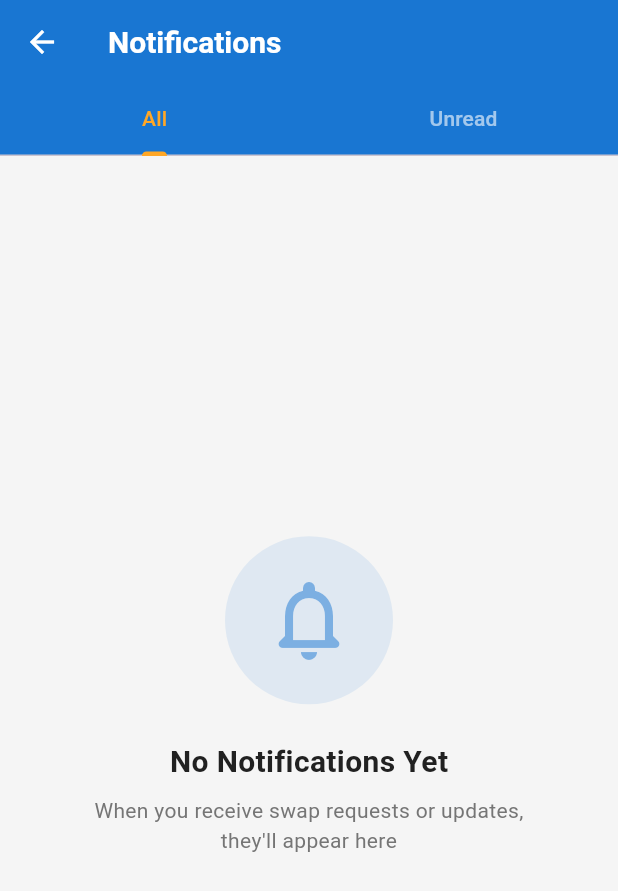
After one commit to Innocent-Gershon/book_swap_mobile_dev, a Flutter app: the screen it shows once a user with an empty profile is signed in, after a tap on the "notifications" icon, on a phone screen of 412 x 824 dp. The commit adds this screen. Shown: the top 891 px of the screen. Run offline on Flutter 3.47's test engine with Material 3 defaults, Android fonts, the phone set to English and light mode, and no system bars; our stand-ins replace cloud_firestore, dartz, equatable, firebase_auth, firebase_core, firebase_storage and 7 more; accounts and stored records are empty; network calls fail.

Commit message:
notification system integrated and provides a much better user experience

```diff
--- a/lib/core/routes/app_router.dart
+++ b/lib/core/routes/app_router.dart
@@ -6,6 +6,7 @@ import 'package:book_swap/presentation/pages/main_wrapper.dart';
 import 'package:book_swap/presentation/pages/my_listings_page.dart';
 import 'package:book_swap/presentation/pages/post_book_page.dart';
 import 'package:book_swap/presentation/pages/settings_page.dart';
+import 'package:book_swap/presentation/pages/notifications_page.dart';
 import 'package:book_swap/presentation/pages/auth/welcome_page.dart';
 import 'package:book_swap/presentation/pages/auth/signin_page.dart';
 import 'package:book_swap/presentation/pages/auth/signup_page.dart';
@@ -127,6 +128,10 @@ final goRouterProvider = Provider<GoRouter>((ref) {
           return ChatDetailPage(chatId: chatId);
         },
       ),
+      GoRoute(
+        path: '/notifications',
+        builder: (context, state) => const NotificationsPage(),
+      ),
     ],
     redirect: (context, state) {
       final user = AuthService.currentUser;
--- a/lib/presentation/pages/browse_listings_page.dart
+++ b/lib/presentation/pages/browse_listings_page.dart
@@ -6,6 +6,7 @@ import '../providers/book_provider.dart';
 import '../theme/app_colors.dart';
 import '../../data/models/book_model.dart';
 import '../../services/auth_service.dart';
+import '../../services/notification_service.dart';
 import '../widgets/book/enhanced_book_card.dart';
 
 final swapServiceProvider = Provider((ref) => SwapService());
@@ -84,6 +85,8 @@ class _BrowseListingsPageState extends ConsumerState<BrowseListingsPage> {
   }
 
   Widget _buildHeader() {
+    final currentUser = AuthService.currentUser;
+
     return Row(
       children: [
         Container(
@@ -106,6 +109,60 @@ class _BrowseListingsPageState extends ConsumerState<BrowseListingsPage> {
             ],
           ),
         ),
+        if (currentUser != null)
+          StreamBuilder<int>(
+            stream: NotificationService().getUnreadCountStream(currentUser.uid),
+            builder: (context, snapshot) {
+              final unreadCount = snapshot.data ?? 0;
+              return Stack(
+                clipBehavior: Clip.none,
+                children: [
+                  IconButton(
+                    icon: const Icon(Icons.notifications_outlined, color: Colors.white, size: 22),
+                    onPressed: () => context.push('/notifications'),
+                    padding: EdgeInsets.zero,
+                    constraints: const BoxConstraints(),
+                  ),
+                  if (unreadCount > 0)
+                    Positioned(
+                      right: -2,
+                      top: -2,
+                      child: Container(
+                        padding: const EdgeInsets.all(4),
+                        decoration: BoxDecoration(
+                          gradient: const LinearGradient(
+                            colors: [Color(0xFFEF4444), Color(0xFFDC2626)],
+                          ),
+                          shape: BoxShape.circle,
+                          boxShadow: [
+                            BoxShadow(
+                              color: const Color(0xFFEF4444).withValues(alpha: 0.5),
+                              blurRadius: 8,
+                              offset: const Offset(0, 2),
+                            ),
+                          ],
+                        ),
+                        constraints: const BoxConstraints(
+                          minWidth: 18,
+                          minHeight: 18,
+                        ),
+                        child: Center(
+                          child: Text(
+                            unreadCount > 99 ? '99+' : unreadCount.toString(),
+                            style: const TextStyle(
+                              color: Colors.white,
+                              fontSize: 9,
+                              fontWeight: FontWeight.w700,
+                            ),
+                          ),
+                        ),
+                      ),
+                    ),
+                ],
+              );
+            },
+          ),
+        const SizedBox(width: 8),
         IconButton(
           icon: const Icon(Icons.search, color: Colors.white, size: 22),
           onPressed: () => setState(() => _isSearching = true),
--- /dev/null
+++ b/lib/presentation/pages/notifications_page.dart
@@ -0,0 +1,364 @@
+import 'package:flutter/material.dart';
+import 'package:flutter_riverpod/flutter_riverpod.dart';
+import 'package:go_router/go_router.dart';
+import 'package:intl/intl.dart';
+import '../../services/auth_service.dart';
+import '../../services/notification_service.dart';
+import '../theme/app_colors.dart';
+
+class NotificationsPage extends ConsumerStatefulWidget {
+  const NotificationsPage({super.key});
+
+  @override
+  ConsumerState<NotificationsPage> createState() => _NotificationsPageState();
+}
+
+class _NotificationsPageState extends ConsumerState<NotificationsPage> with SingleTickerProviderStateMixin {
+  late TabController _tabController;
+
+  @override
+  void initState() {
+    super.initState();
+    _tabController = TabController(length: 2, vsync: this);
+  }
+
+  @override
+  void dispose() {
+    _tabController.dispose();
+    super.dispose();
+  }
+
+  @override
+  Widget build(BuildContext context) {
+    final currentUser = AuthService.currentUser;
+
+    if (currentUser == null) {
+      return Scaffold(
+        backgroundColor: Theme.of(context).scaffoldBackgroundColor,
+        appBar: AppBar(title: const Text('Notifications')),
+        body: const Center(child: Text('Please sign in to view notifications')),
+      );
+    }
+
+    return Scaffold(
+      backgroundColor: Theme.of(context).scaffoldBackgroundColor,
+      appBar: AppBar(
+        backgroundColor: Theme.of(context).appBarTheme.backgroundColor,
+        foregroundColor: Theme.of(context).appBarTheme.foregroundColor,
+        elevation: 0,
+        title: const Text('Notifications', style: TextStyle(fontSize: 20, fontWeight: FontWeight.w600)),
+        bottom: TabBar(
+          controller: _tabController,
+          indicatorColor: AppColors.accent,
+          labelColor: AppColors.accent,
+          unselectedLabelColor: Colors.white.withValues(alpha: 0.6),
+          tabs: const [
+            Tab(text: 'All'),
+            Tab(text: 'Unread'),
+          ],
+        ),
+      ),
+      body: TabBarView(
+        controller: _tabController,
+        children: [
+          _NotificationsList(userId: currentUser.uid, showUnreadOnly: false),
+          _NotificationsList(userId: currentUser.uid, showUnreadOnly: true),
+        ],
+      ),
+    );
+  }
+}
+
+class _NotificationsList extends ConsumerWidget {
+  final String userId;
+  final bool showUnreadOnly;
+
+  const _NotificationsList({required this.userId, required this.showUnreadOnly});
+
+  @override
+  Widget build(BuildContext context, WidgetRef ref) {
+    return StreamBuilder<List<Map<String, dynamic>>>(
+      stream: NotificationService().getNotificationsStream(userId),
+      builder: (context, snapshot) {
+        if (snapshot.connectionState == ConnectionState.waiting) {
+          return Center(child: CircularProgressIndicator(color: AppColors.primary));
+        }
+
+        if (snapshot.hasError) {
+          return Center(
+            child: Column(
+              mainAxisAlignment: MainAxisAlignment.center,
+              children: [
+                Icon(Icons.error_outline, size: 48, color: AppColors.error),
+                const SizedBox(height: 16),
+                Text('Failed to load notifications', style: TextStyle(fontSize: 16, color: AppColors.textPrimary)),
+              ],
+            ),
+          );
+        }
+
+        var notifications = snapshot.data ?? [];
+
+        if (showUnreadOnly) {
+          notifications = notifications.where((n) => n['isRead'] == false).toList();
+        }
+
+        if (notifications.isEmpty) {
+          return Center(
+            child: Column(
+              mainAxisAlignment: MainAxisAlignment.center,
+              children: [
+                Container(
+                  padding: const EdgeInsets.all(24),
+                  decoration: BoxDecoration(
+                    color: AppColors.primary.withValues(alpha: 0.1),
+                    shape: BoxShape.circle,
+                  ),
+                  child: Icon(
+                    Icons.notifications_none_rounded,
+                    size: 64,
+                    color: AppColors.primary.withValues(alpha: 0.5),
+                  ),
+                ),
+                const SizedBox(height: 24),
+                Text(
+                  showUnreadOnly ? 'No Unread Notifications' : 'No Notifications Yet',
+                  style: TextStyle(
+                    fontSize: 20,
+                    fontWeight: FontWeight.w600,
+                    color: AppColors.textPrimary,
+                  ),
+                ),
+                const SizedBox(height: 8),
+                Text(
+                  showUnreadOnly
+                      ? 'You\'re all caught up!'
+                      : 'When you receive swap requests or updates,\nthey\'ll appear here',
+                  style: TextStyle(
+                    fontSize: 14,
+                    color: AppColors.textSecondary,
+                  ),
+                  textAlign: TextAlign.center,
+                ),
+              ],
+            ),
+          );
+        }
+
+        return ListView.builder(
+          padding: const EdgeInsets.all(16),
+          itemCount: notifications.length,
+          itemBuilder: (context, index) {
+            final notification = notifications[index];
+            return _NotificationCard(
+              notification: notification,
+              onTap: () => _handleNotificationTap(context, notification),
+            );
+          },
+        );
+      },
+    );
+  }
+
+  void _handleNotificationTap(BuildContext context, Map<String, dynamic> notification) async {
+    // Mark as read
+    if (notification['isRead'] == false) {
+      await NotificationService().markAsRead(notification['id']);
+    }
+
+    final type = notification['type'];
+
+    if (type == 'swap_request') {
+      context.go('/my-listings');
+    } else if (type == 'swap_accepted' || type == 'swap_rejected') {
+      context.go('/my-listings');
+    }
+  }
+}
+
+class _NotificationCard extends StatelessWidget {
+  final Map<String, dynamic> notification;
+  final VoidCallback onTap;
+
+  const _NotificationCard({required this.notification, required this.onTap});
+
+  @override
+  Widget build(BuildContext context) {
+    final type = notification['type'] as String;
+    final isRead = notification['isRead'] as bool;
+    final timestamp = notification['createdAt'];
+
+    IconData icon;
+    Color iconColor;
+    Color bgColor;
+
+    switch (type) {
+      case 'swap_request':
+        icon = Icons.swap_horiz_rounded;
+        iconColor = AppColors.accent;
+        bgColor = AppColors.accent.withValues(alpha: 0.1);
+        break;
+      case 'swap_accepted':
+        icon = Icons.check_circle_rounded;
+        iconColor = AppColors.success;
+        bgColor = AppColors.success.withValues(alpha: 0.1);
+        break;
+      case 'swap_rejected':
+        icon = Icons.cancel_rounded;
+        iconColor = AppColors.error;
+        bgColor = AppColors.error.withValues(alpha: 0.1);
+        break;
+      case 'swap_request_sent':
+        icon = Icons.send_rounded;
+        iconColor = AppColors.primary;
+        bgColor = AppColors.primary.withValues(alpha: 0.1);
+        break;
+      default:
+        icon = Icons.notifications_rounded;
+        iconColor = AppColors.primary;
+        bgColor = AppColors.primary.withValues(alpha: 0.1);
+    }
+
+    return Container(
+      margin: const EdgeInsets.only(bottom: 12),
+      decoration: BoxDecoration(
+        color: isRead ? AppColors.card : AppColors.card.withValues(alpha: 0.8),
+        borderRadius: BorderRadius.circular(16),
+        border: Border.all(
+          color: isRead ? AppColors.divider : iconColor.withValues(alpha: 0.3),
+          width: isRead ? 1 : 2,
+        ),
+        boxShadow: [
+          BoxShadow(
+            color: Colors.black.withValues(alpha: 0.05),
+            blurRadius: 8,
+            offset: const Offset(0, 2),
+          ),
+        ],
+      ),
+      child: Material(
+        color: Colors.transparent,
+        child: InkWell(
+          onTap: onTap,
+          borderRadius: BorderRadius.circular(16),
+          child: Padding(
+            padding: const EdgeInsets.all(16),
+            child: Row(
+              crossAxisAlignment: CrossAxisAlignment.start,
+              children: [
+                Container(
+                  padding: const EdgeInsets.all(12),
+                  decoration: BoxDecoration(
+                    color: bgColor,
+                    borderRadius: BorderRadius.circular(12),
+                  ),
+                  child: Icon(icon, color: iconColor, size: 24),
+                ),
+                const SizedBox(width: 16),
+                Expanded(
+                  child: Column(
+                    crossAxisAlignment: CrossAxisAlignment.start,
+                    children: [
+                      Row(
+                        children: [
+                          Expanded(
+                            child: Text(
+                              notification['title'] ?? 'Notification',
+                              style: TextStyle(
+                                fontSize: 16,
+                                fontWeight: isRead ? FontWeight.w500 : FontWeight.w700,
+                                color: AppColors.textPrimary,
+                              ),
+                            ),
+                          ),
+                          if (!isRead)
+                            Container(
+                              width: 8,
+                              height: 8,
+                              decoration: BoxDecoration(
+                                color: iconColor,
+                                shape: BoxShape.circle,
+                              ),
+                            ),
+                        ],
+                      ),
+                      const SizedBox(height: 6),
+                      Text(
+                        notification['message'] ?? '',
+                        style: TextStyle(
+                          fontSize: 14,
+                          color: AppColors.textSecondary,
+                          height: 1.4,
+                        ),
+                      ),
+                      if (notification['bookTitle'] != null) ...[
+                        const SizedBox(height: 8),
+                        Container(
+                          padding: const EdgeInsets.symmetric(horizontal: 10, vertical: 6),
+                          decoration: BoxDecoration(
+                            color: AppColors.primary.withValues(alpha: 0.1),
+                            borderRadius: BorderRadius.circular(8),
+                          ),
+                          child: Row(
+                            mainAxisSize: MainAxisSize.min,
+                            children: [
+                              Icon(Icons.book_rounded, size: 14, color: AppColors.primary),
+                              const SizedBox(width: 6),
+                              Flexible(
+                                child: Text(
+                                  notification['bookTitle'],
+                                  style: TextStyle(
+                                    fontSize: 13,
+                                    fontWeight: FontWeight.w600,
+                                    color: AppColors.primary,
+                                  ),
+                                  maxLines: 1,
+                                  overflow: TextOverflow.ellipsis,
+                                ),
+                              ),
+                            ],
+                          ),
+                        ),
+                      ],
+                      const SizedBox(height: 8),
+                      Text(
+                        _formatTimestamp(timestamp),
+                        style: TextStyle(
+                          fontSize: 12,
+                          color: AppColors.textHint,
+                        ),
+                      ),
+                    ],
+                  ),
+                ),
+              ],
+            ),
+          ),
+        ),
+      ),
+    );
+  }
+
+  String _formatTimestamp(dynamic timestamp) {
+    if (timestamp == null) return '';
+    try {
+      final DateTime dateTime = timestamp.toDate();
+      final now = DateTime.now();
+      final difference = now.difference(dateTime);
+
+      if (difference.inMinutes < 1) {
+        return 'Just now';
+      } else if (difference.inMinutes < 60) {
+        return '${difference.inMinutes}m ago';
+      } else if (difference.inHours < 24) {
+        return '${difference.inHours}h ago';
+      } else if (difference.inDays < 7) {
+        return '${difference.inDays}d ago';
+      } else {
+        return DateFormat('MMM d, yyyy').format(dateTime);
+      }
+    } catch (e) {
+      return '';
+    }
+  }
+}
--- a/lib/presentation/providers/swap_provider.dart
+++ b/lib/presentation/providers/swap_provider.dart
@@ -112,12 +112,26 @@ class SwapService {
 
     await batch.commit();
 
+    // Get requester name
+    final requesterDoc = await _firestore.collection('users').doc(requesterId).get();
+    final requesterName = requesterDoc.data()?['name'] ?? 'Someone';
+
     // Create notification for book owner
     await NotificationService().createNotification(
       userId: ownerId,
       type: 'swap_request',
       title: 'New Swap Request',
-      message: 'Someone wants to swap your book "$bookTitle"',
+      message: '$requesterName wants to swap your book. Go to My Listings to accept or reject.',
+      swapId: swapRef.id,
+      bookTitle: bookTitle,
+    );
+
+    // Create notification for requester (confirmation)
+    await NotificationService().createNotification(
+      userId: requesterId,
+      type: 'swap_request_sent',
+      title: 'Swap Request Sent',
+      message: 'Your request for "$bookTitle" has been sent. Waiting for owner approval.',
       swapId: swapRef.id,
       bookTitle: bookTitle,
     );
--- a/lib/services/notification_service.dart
+++ b/lib/services/notification_service.dart
@@ -23,11 +23,10 @@ class NotificationService {
     });
   }
 
-  Stream<List<Map<String, dynamic>>> getUnreadNotificationsStream(String userId) {
+  Stream<List<Map<String, dynamic>>> getNotificationsStream(String userId) {
     return _firestore
         .collection('notifications')
         .where('userId', isEqualTo: userId)
-        .where('isRead', isEqualTo: false)
         .snapshots()
         .handleError((error) {
           print('Error loading notifications: $error');
@@ -54,6 +53,16 @@ class NotificationService {
         });
   }
 
+  Stream<List<Map<String, dynamic>>> getUnreadNotificationsStream(String userId) {
+    return getNotificationsStream(userId).map(
+      (notifications) => notifications.where((n) => n['isRead'] == false).toList(),
+    );
+  }
+
+  Stream<int> getUnreadCountStream(String userId) {
+    return getUnreadNotificationsStream(userId).map((notifications) => notifications.length);
+  }
+
   Future<void> markAsRead(String notificationId) async {
     await _firestore.collection('notifications').doc(notificationId).update({
       'isRead': true,
```
Also changed, not shown: lib/presentation/pages/main_wrapper.dart (+0 -33 lines).
